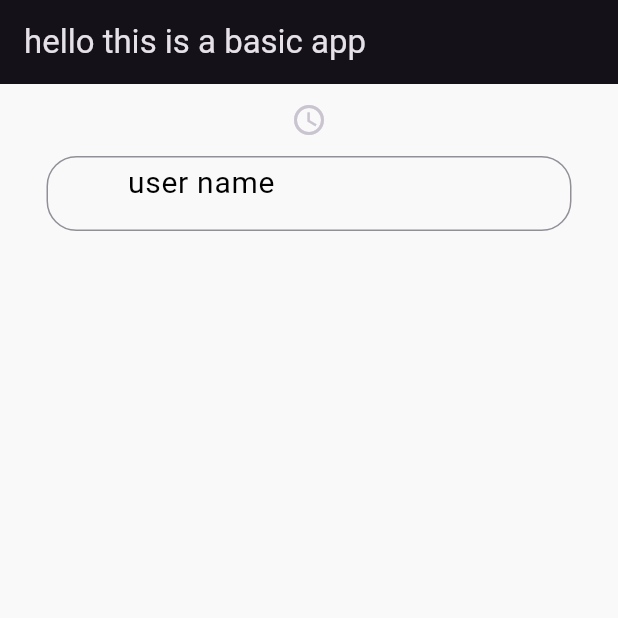
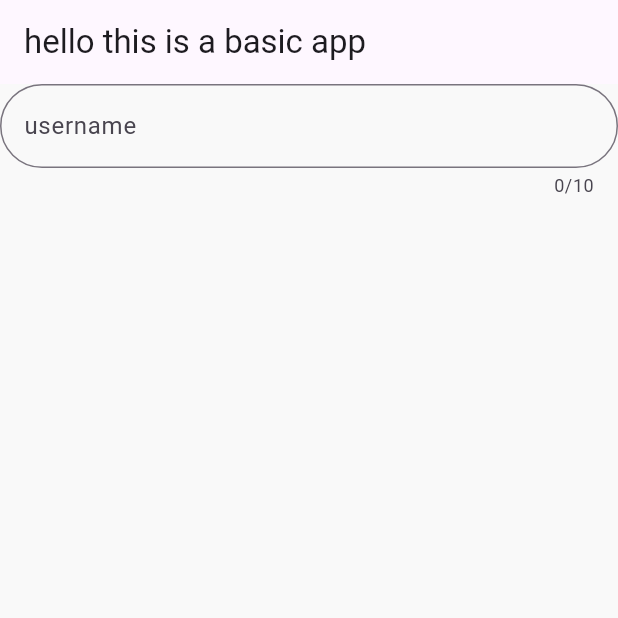
Before and after one commit to Jinsonjijy/sample_flutter, a Flutter app: the screen it shows after launch, on a phone screen of 412 x 824 dp, the top half of it. Run offline on Flutter 3.47's test engine with Material 3 defaults, Android fonts, the phone set to English and light mode, and no system bars.

Commit message:
changed somethings

```diff
--- a/lib/main.dart
+++ b/lib/main.dart
@@ -10,7 +10,7 @@ class myapp extends StatelessWidget {
   Widget build(BuildContext context) {
     return  MaterialApp(
       theme: ThemeData(
-        brightness: Brightness.dark
+        primarySwatch: Colors.deepPurple
       ),
       home: homescreen(),
     );
@@ -31,29 +31,23 @@ class homescreen extends StatelessWidget {
 
         ) ,
         child: Column(
+
+
           children: [
-            Center(child: IconButton(onPressed: (){}, icon: Icon(Icons.access_time)))
-          ,
-          SizedBox(
-            width: 350,
-            height: 50,
-            child: TextField(
-              decoration: InputDecoration(
+              TextField(
 
-                contentPadding: EdgeInsets.symmetric(
-                  vertical: 25,
-                  horizontal: 50
-                ),
-                border: OutlineInputBorder(
-                  borderRadius: BorderRadius.circular(20),
+                decoration: InputDecoration(
+                  border: OutlineInputBorder(
+                    borderRadius: BorderRadius.circular(250)
+                  ),
+                  labelText: 'username',
+                  hintText: 'helll-'
 
                 ),
-                 hintText: 'user name',
-                 hintStyle: TextStyle(fontSize: 20,color: Colors.black)
+                maxLength: 10,
 
               ),
-            ),
-          )
+
           ],
 
         ),
```
